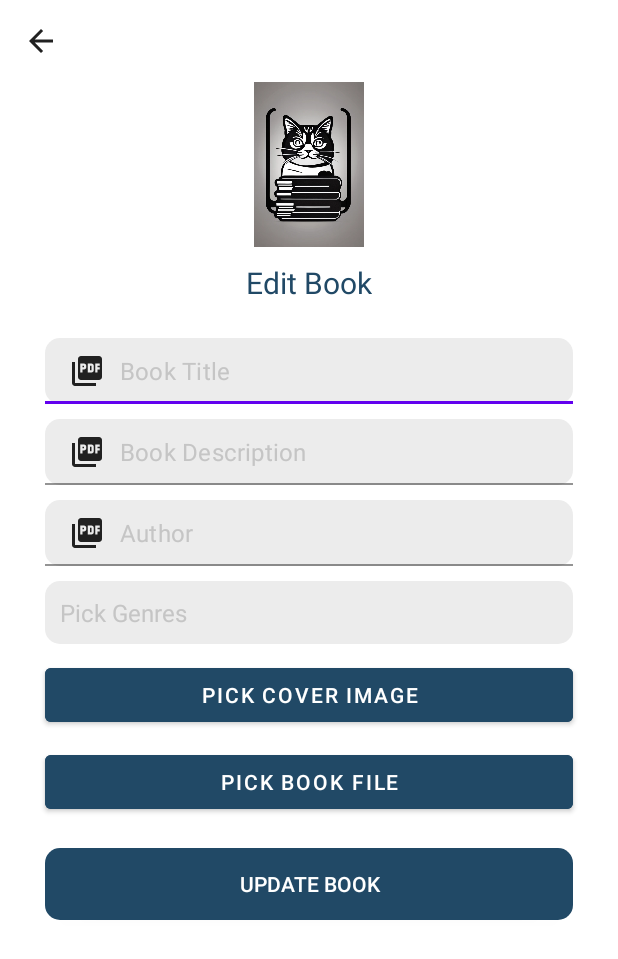
After one commit to Binh0307/ReadingApp, an Android app built with Jetpack Compose: the layout activity_book_edit.xml on its own in the app's theme, with its tools: preview values and no code run, on a phone screen of 412 x 824 dp. The commit adds this screen. Shown: the top 959 px of the screen. Run offline under Robolectric (Android 15) with nearby library versions, the light colour scheme and no system bars.

Commit message:
add edit book

```diff
--- a/app/src/main/AndroidManifest.xml
+++ b/app/src/main/AndroidManifest.xml
@@ -6,7 +6,6 @@
     <uses-permission android:name="android.permission.INTERNET" />
     <uses-permission android:name="android.permission.WRITE_EXTERNAL_STORAGE" />
     <uses-permission android:name="android.permission.MANAGE_EXTERNAL_STORAGE" />
-
 
     <application
         android:name=".MyApplication"
@@ -20,9 +19,12 @@
         android:theme="@style/Theme.MaterialComponents.Light.NoActionBar"
         tools:targetApi="31">
         <activity
+            android:name=".activities.BookEditActivity"
+            android:exported="false" />
+        <activity
             android:name=".activities.ForgotPasswordActivity"
             android:exported="false" />
-        <activity android:name="com.pspdfkit.ui.PdfActivity"></activity>
+        <activity android:name="com.pspdfkit.ui.PdfActivity" />
         <activity
             android:name=".activities.ReviewsActivity"
             android:exported="false" />
--- a/app/src/main/java/com/CatEatDog/bookapp/activities/BookAddActivity.kt
+++ b/app/src/main/java/com/CatEatDog/bookapp/activities/BookAddActivity.kt
@@ -51,6 +51,8 @@ class BookAddActivity : AppCompatActivity() {
         progressDialog = ProgressDialog(this)
         progressDialog.setTitle("Please wait")
         progressDialog.setCanceledOnTouchOutside(false)
+
+
 
         binding.backBtn.setOnClickListener {
             onBackPressed()
--- /dev/null
+++ b/app/src/main/res/layout/activity_book_edit.xml
@@ -0,0 +1,191 @@
+<?xml version="1.0" encoding="utf-8"?>
+<RelativeLayout xmlns:android="http://schemas.android.com/apk/res/android"
+    xmlns:app="http://schemas.android.com/apk/res-auto"
+    xmlns:tools="http://schemas.android.com/tools"
+    android:layout_width="match_parent"
+    android:layout_height="match_parent"
+    android:background="@color/primary_bg"
+    tools:context=".activities.BookEditActivity">
+
+    <!-- Toolbar Section -->
+    <RelativeLayout
+        android:id="@+id/toolbarRL"
+        android:layout_width="match_parent"
+        android:layout_height="250dp">
+
+        <!-- Back Button -->
+        <ImageButton
+            android:id="@+id/backBtn"
+            android:layout_width="wrap_content"
+            android:layout_height="wrap_content"
+            android:src="@drawable/ic_back_white"
+            android:layout_margin="10dp"
+            android:background="@android:color/transparent"
+            android:padding="5dp"
+            app:tint="@color/primary_tint" />
+
+        <!-- Icon -->
+        <ImageView
+            android:id="@+id/iconIv"
+            android:layout_width="110dp"
+            android:layout_height="110dp"
+            android:src="@drawable/logo"
+            android:layout_centerHorizontal="true"
+            android:layout_below="@id/backBtn" />
+
+        <!-- Title -->
+        <TextView
+            android:id="@+id/titleTv"
+            android:layout_width="wrap_content"
+            android:layout_height="wrap_content"
+            android:text="Edit Book"
+            android:layout_centerHorizontal="true"
+            android:layout_marginTop="10dp"
+            android:layout_below="@id/iconIv"
+            android:textSize="20sp"
+            android:textColor="@color/primary_contrast" />
+    </RelativeLayout>
+
+    <!-- Input Fields -->
+
+    <!-- Book Title -->
+    <com.google.android.material.textfield.TextInputLayout
+        android:id="@+id/titleTil"
+        android:layout_width="match_parent"
+        android:layout_height="wrap_content"
+        android:layout_marginStart="30dp"
+        android:layout_marginEnd="30dp"
+        android:layout_marginTop="225dp"
+        app:hintEnabled="false">
+
+        <EditText
+            android:id="@+id/titleEt"
+            android:layout_width="match_parent"
+            android:layout_height="wrap_content"
+            android:background="@drawable/shape_edittext01"
+            android:drawableStart="@drawable/ic_pdf_gray"
+            android:drawableTint="@color/primary_tint"
+            android:hint="Book Title"
+            android:drawablePadding="10dp"
+            android:inputType="textPersonName|textCapWords"
+            android:padding="10dp"
+            android:textColor="@color/primary_tint"
+            android:textSize="16sp"
+            android:textColorHint="@color/primary_hint"/>
+    </com.google.android.material.textfield.TextInputLayout>
+
+    <!-- Book Description -->
+    <com.google.android.material.textfield.TextInputLayout
+        android:id="@+id/descriptionTil"
+        android:layout_width="match_parent"
+        android:layout_height="wrap_content"
+        android:layout_below="@id/titleTil"
+        android:layout_marginStart="30dp"
+        android:layout_marginEnd="30dp"
+        android:layout_marginTop="10dp"
+        app:hintEnabled="false">
+
+        <EditText
+            android:id="@+id/descriptionEt"
+            android:layout_width="match_parent"
+            android:layout_height="wrap_content"
+            android:background="@drawable/shape_edittext01"
+            android:drawableStart="@drawable/ic_pdf_gray"
+            android:drawableTint="@color/primary_tint"
+            android:hint="Book Description"
+            android:drawablePadding="10dp"
+            android:inputType="textPersonName|textCapWords"
+            android:padding="10dp"
+            android:textColor="@color/primary_tint"
+            android:textSize="16sp"
+            android:textColorHint="@color/primary_hint"/>
+
+    </com.google.android.material.textfield.TextInputLayout>
+
+    <!-- Author -->
+    <com.google.android.material.textfield.TextInputLayout
+        android:id="@+id/authorTil"
+        android:layout_width="match_parent"
+        android:layout_height="wrap_content"
+        android:layout_below="@id/descriptionTil"
+        android:layout_marginStart="30dp"
+        android:layout_marginEnd="30dp"
+        android:layout_marginTop="10dp"
+        app:hintEnabled="false">
+
+        <EditText
+            android:id="@+id/authorEt"
+            android:layout_width="match_parent"
+            android:layout_height="wrap_content"
+            android:background="@drawable/shape_edittext01"
+            android:drawableStart="@drawable/ic_pdf_gray"
+            android:drawableTint="@color/primary_tint"
+            android:hint="Author"
+            android:drawablePadding="10dp"
+            android:inputType="textPersonName|textCapWords"
+            android:padding="10dp"
+            android:textColor="@color/primary_tint"
+            android:textSize="16sp"
+            android:textColorHint="@color/primary_hint"/>
+    </com.google.android.material.textfield.TextInputLayout>
+
+    <!-- Genre Picker -->
+    <TextView
+        android:id="@+id/genreTv"
+        android:layout_width="match_parent"
+        android:layout_height="wrap_content"
+        android:layout_below="@id/authorTil"
+        android:layout_marginStart="30dp"
+        android:layout_marginEnd="30dp"
+        android:layout_marginTop="10dp"
+        android:background="@drawable/shape_edittext01"
+        android:hint="Pick Genres"
+        android:gravity="center_vertical"
+        android:padding="10dp"
+        android:textColor="@color/primary_tint"
+        android:textColorHint="@color/primary_hint"
+        android:textSize="16sp" />
+
+    <!-- Cover Image Picker -->
+    <Button
+        android:id="@+id/attachCoverBtn"
+        android:layout_width="match_parent"
+        android:layout_height="wrap_content"
+        android:layout_below="@id/genreTv"
+        android:layout_marginStart="30dp"
+        android:layout_marginEnd="30dp"
+        android:layout_marginTop="10dp"
+        android:text="Pick Cover Image"
+        android:backgroundTint="@color/primary_contrast"
+        android:drawableStart="@drawable/ic_pdf_gray"
+        android:drawablePadding="10dp"
+        android:textColor="@color/primary_text_button" />
+
+    <!-- Book File Picker -->
+    <Button
+        android:id="@+id/attachBookBtn"
+        android:layout_width="match_parent"
+        android:layout_height="wrap_content"
+        android:layout_below="@id/attachCoverBtn"
+        android:layout_marginStart="30dp"
+        android:layout_marginEnd="30dp"
+        android:layout_marginTop="10dp"
+        android:text="Pick Book File"
+        android:drawableStart="@drawable/ic_pdf_gray"
+        android:drawablePadding="10dp"
+        android:backgroundTint="@color/primary_contrast"
+        android:textColor="@color/primary_text_button" />
+
+    <!-- Submit Button -->
+    <androidx.appcompat.widget.AppCompatButton
+        android:id="@+id/submitBtn"
+        android:layout_width="match_parent"
+        android:layout_height="wrap_content"
+        android:layout_below="@id/attachBookBtn"
+        android:layout_marginStart="30dp"
+        android:layout_marginEnd="30dp"
+        android:layout_marginTop="20dp"
+        android:text="Update Book"
+        android:background="@drawable/shape_button01"
+        android:textColor="@color/primary_text_button" />
+</RelativeLayout>
```
Also changed, not shown: app/src/main/java/com/CatEatDog/bookapp/activities/BookDetailActivity.kt (+10 -5 lines), app/src/main/java/com/CatEatDog/bookapp/activities/BookEditActivity.kt (added, +331 -0 lines), app/src/main/res/layout/activity_book_detail.xml (+14 -0 lines).
